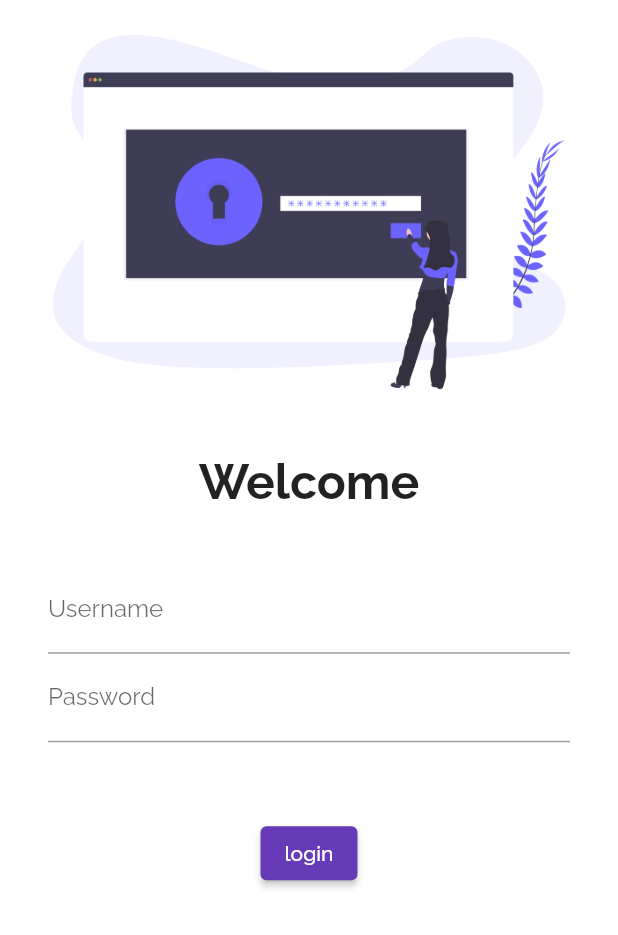
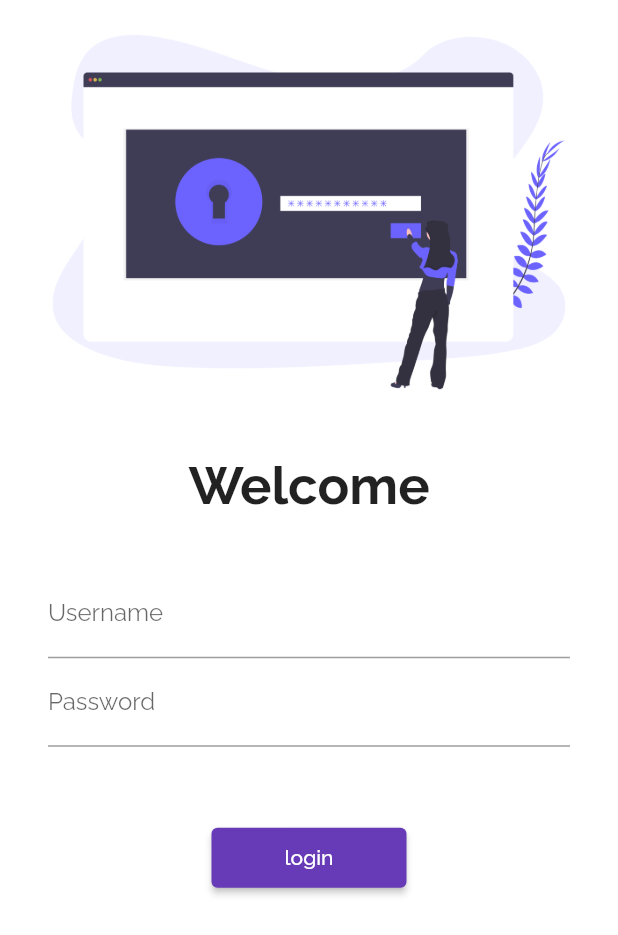
Before and after one commit to sumitsg/30DaysOfFlutter, a Flutter app: the screen it shows after launch, on a phone screen of 412 x 824 dp. Shown: the top 935 px of the screen. Run offline on Flutter 3.47's test engine with Material 2 defaults, Android fonts, the phone set to English and light mode, and no system bars; our stand-ins replace google_fonts.

Commit message:
Day5 completed

```diff
--- a/lib/main.dart
+++ b/lib/main.dart
@@ -1,6 +1,7 @@
 import 'package:flutter/material.dart';
 import 'package:flutter_catelog/pages/login_page.dart';
 import 'package:flutter_catelog/pages/home_page.dart';
+import 'package:flutter_catelog/utilities/routes.dart';
 import 'package:google_fonts/google_fonts.dart';
 
 void main() {
@@ -16,14 +17,15 @@ class MyApp extends StatelessWidget {
         primarySwatch: Colors.deepPurple,
         fontFamily: GoogleFonts.raleway().fontFamily,
       ),
+      debugShowCheckedModeBanner: false,
       darkTheme: ThemeData(
         brightness: Brightness.dark,
       ),
       initialRoute: "/login",
       routes: {
         "/": (context) => LoginPage(),
-        "/home": (context) => HomePage(),
-        "/login": (context) => LoginPage(),
+        MyRoutes.homeRoute: (context) => HomePage(),
+        MyRoutes.loginRoute: (context) => LoginPage(),
       },
     );
   }
--- a/lib/pages/login_page.dart
+++ b/lib/pages/login_page.dart
@@ -1,10 +1,13 @@
 import 'package:flutter/material.dart';
+import 'package:flutter_catelog/utilities/routes.dart';
 
 class LoginPage extends StatelessWidget {
   @override
   Widget build(BuildContext context) {
     return Material(
       color: Colors.white,
+      child: SingleChildScrollView(
+        // to scroll the screen if image is too big for small devices
         child: Column(
           children: [
             Image.asset(
@@ -18,7 +21,7 @@ class LoginPage extends StatelessWidget {
               "Welcome",
               style: TextStyle(
                 fontWeight: FontWeight.bold,
-              fontSize: 32,
+                fontSize: 35,
               ),
             ),
             SizedBox(
@@ -47,9 +50,9 @@ class LoginPage extends StatelessWidget {
                   ),
                   ElevatedButton(
                     child: Text("login"),
-                  style: TextButton.styleFrom(),
+                    style: TextButton.styleFrom(minimumSize: Size(130, 40)),
                     onPressed: () {
-                    print("clicked");
+                      Navigator.pushNamed(context, MyRoutes.homeRoute);
                     },
                   ),
                 ],
@@ -57,6 +60,7 @@ class LoginPage extends StatelessWidget {
             ),
           ],
         ),
+      ),
     );
   }
 }
--- /dev/null
+++ b/lib/utilities/routes.dart
@@ -0,0 +1,4 @@
+class MyRoutes {
+  static String loginRoute = "/login";
+  static String homeRoute = "/home";
+}
```
Lines whose indentation alone changed are shown as unchanged.
